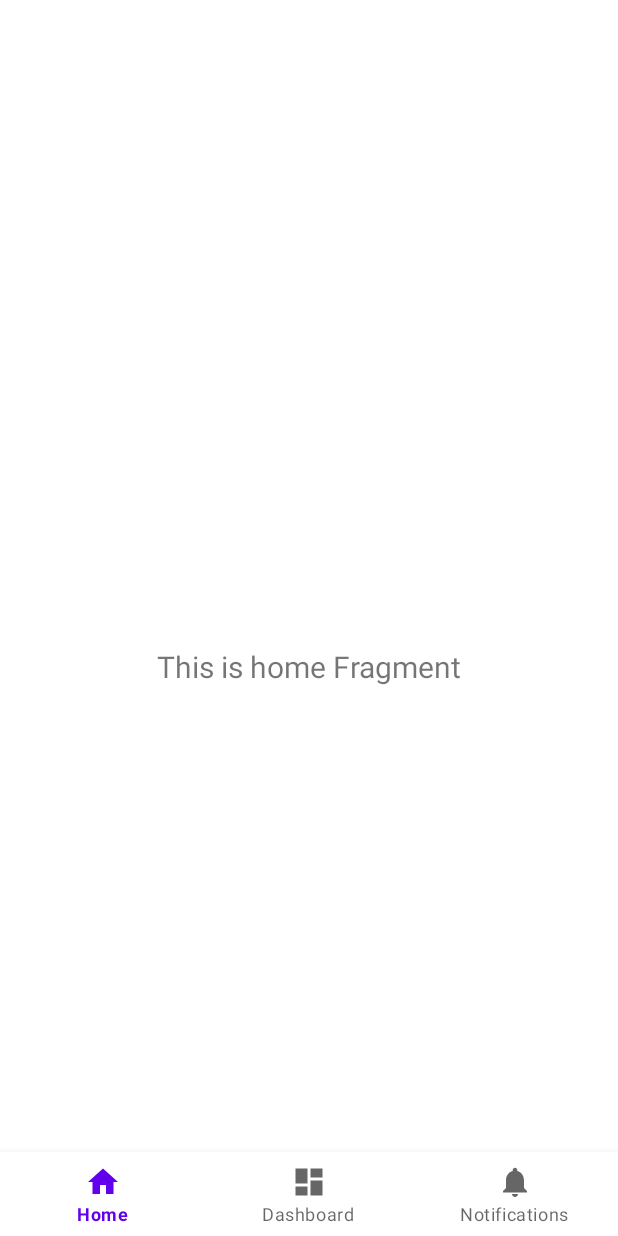
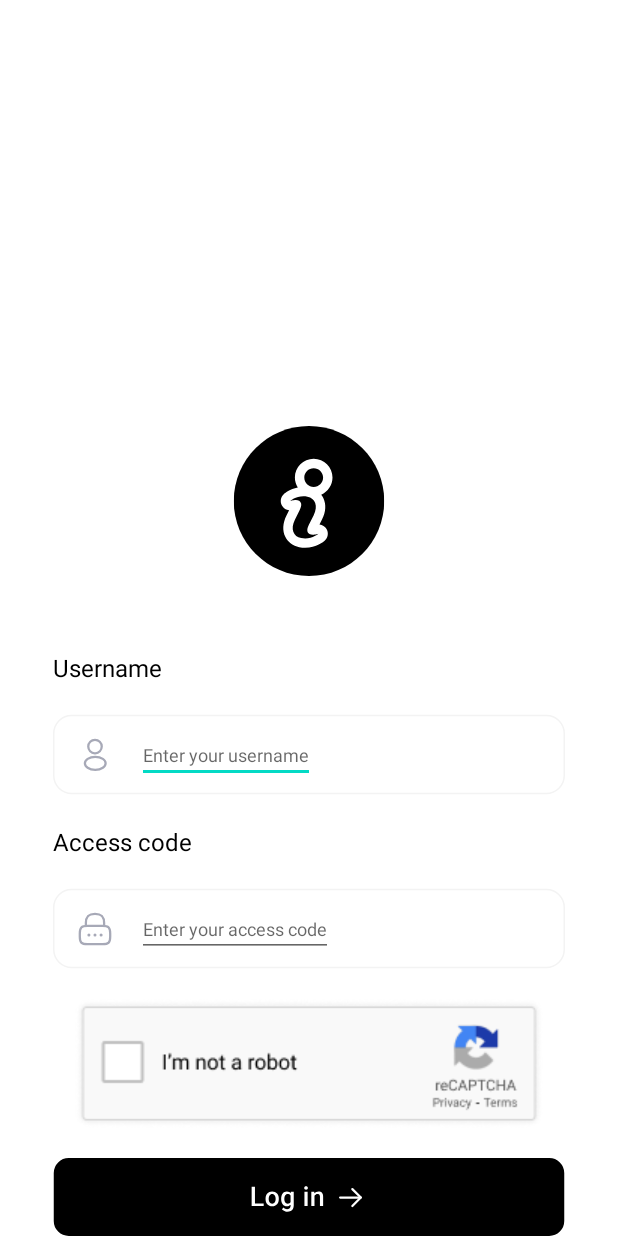
Before and after one commit to vb968/ExampleMyCode, an Android app: the screen it shows after launch (MainActivity before the commit, LoginActivity after it), on a phone screen of 412 x 824 dp. Run offline under Robolectric (Android 15) with nearby library versions, the phone set to English and light mode, and no system bars; our stand-ins replace navigation-ui.

Commit message:
completed login screen

```diff
--- a/app/src/main/AndroidManifest.xml
+++ b/app/src/main/AndroidManifest.xml
@@ -13,6 +13,7 @@
         tools:targetApi="31">
         <activity
             android:name=".ui.main.MainActivity"
+            android:screenOrientation="portrait"
             android:exported="true"
             android:label="@string/app_name">
             <intent-filter>
@@ -21,6 +22,8 @@
                 <category android:name="android.intent.category.LAUNCHER" />
             </intent-filter>
         </activity>
+        <activity android:name="com.b2b.rqst.ui.auth.LoginActivity"
+            android:screenOrientation="portrait"/>
     </application>
 
 </manifest>
--- a/app/src/main/java/com/b2b/rqst/ui/auth/LoginActivity.kt
+++ b/app/src/main/java/com/b2b/rqst/ui/auth/LoginActivity.kt
@@ -1,29 +1,31 @@
 package com.b2b.rqst.ui.auth
 
 import android.os.Bundle
+import android.view.View
 import com.google.android.material.bottomnavigation.BottomNavigationView
 import androidx.appcompat.app.AppCompatActivity
 import androidx.navigation.findNavController
 import androidx.navigation.ui.setupWithNavController
 import com.b2b.rqst.R
+import com.b2b.rqst.databinding.ActivityLoginBinding
 import com.b2b.rqst.databinding.ActivityMainBinding
 
 class LoginActivity : AppCompatActivity() {
 
-    private lateinit var binding: ActivityMainBinding
+    private lateinit var binding: ActivityLoginBinding
 
     override fun onCreate(savedInstanceState: Bundle?) {
         super.onCreate(savedInstanceState)
 
-        binding = ActivityMainBinding.inflate(layoutInflater)
+        binding = ActivityLoginBinding.inflate(layoutInflater)
         setContentView(binding.root)
+        binding.checkboxSwitch.setOnClickListener{
+            if (binding.checkMark.visibility == View.VISIBLE){
+                binding.checkMark.visibility = View.GONE
+            }else{
+                binding.checkMark.visibility = View.VISIBLE
+            }
+        }
 
-        val navView: BottomNavigationView = binding.navView
-
-        val navController = findNavController(R.id.nav_host_fragment_activity_main) // Passing each menu ID as a set of Ids because each
-        // menu should be considered as top level destinations.
-        /*val appBarConfiguration = AppBarConfiguration(setOf(R.id.navigation_home, R.id.navigation_dashboard, R.id.navigation_notifications))
-        setupActionBarWithNavController(navController, appBarConfiguration)*/
-        navView.setupWithNavController(navController)
     }
 }
--- a/app/src/main/java/com/b2b/rqst/ui/main/MainActivity.kt
+++ b/app/src/main/java/com/b2b/rqst/ui/main/MainActivity.kt
@@ -1,5 +1,6 @@
 package com.b2b.rqst.ui.main
 
+import android.content.Intent
 import android.os.Bundle
 import com.google.android.material.bottomnavigation.BottomNavigationView
 import androidx.appcompat.app.AppCompatActivity
@@ -7,6 +8,7 @@ import androidx.navigation.findNavController
 import androidx.navigation.ui.setupWithNavController
 import com.b2b.rqst.R
 import com.b2b.rqst.databinding.ActivityMainBinding
+import com.b2b.rqst.ui.auth.LoginActivity
 
 class MainActivity : AppCompatActivity() {
 
@@ -25,5 +27,9 @@ class MainActivity : AppCompatActivity() {
         /*val appBarConfiguration = AppBarConfiguration(setOf(R.id.navigation_home, R.id.navigation_dashboard, R.id.navigation_notifications))
         setupActionBarWithNavController(navController, appBarConfiguration)*/
         navView.setupWithNavController(navController)
+
+
+        val intent = (Intent(this, LoginActivity()::class.java))
+        startActivity(intent)
     }
 }
--- /dev/null
+++ b/app/src/main/res/drawable/bg_entry_field.xml
@@ -0,0 +1,11 @@
+<vector xmlns:android="http://schemas.android.com/apk/res/android"
+    android:width="341dp"
+    android:height="54dp"
+    android:viewportWidth="341"
+    android:viewportHeight="54">
+  <path
+      android:strokeWidth="1"
+      android:pathData="M12.5,1L328.5,1A12,12 0,0 1,340.5 13L340.5,41A12,12 0,0 1,328.5 53L12.5,53A12,12 0,0 1,0.5 41L0.5,13A12,12 0,0 1,12.5 1z"
+      android:fillColor="#ffffff"
+      android:strokeColor="#F3F3F3"/>
+</vector>
--- a/app/src/main/res/layout/activity_login.xml
+++ b/app/src/main/res/layout/activity_login.xml
@@ -4,30 +4,140 @@
     android:id="@+id/container"
     android:layout_width="match_parent"
     android:layout_height="match_parent"
-    android:paddingTop="?attr/actionBarSize">
-
-    <com.google.android.material.bottomnavigation.BottomNavigationView
-        android:id="@+id/nav_view"
-        android:layout_width="0dp"
+    >
+    <ImageView
+        android:layout_width="wrap_content"
         android:layout_height="wrap_content"
-        android:layout_marginStart="0dp"
-        android:layout_marginEnd="0dp"
-        android:background="?android:attr/windowBackground"
+        android:id="@+id/logotype_i"
+        android:src="@drawable/logotype_i"
+        android:layout_marginBottom="50dp"
+        app:layout_constraintStart_toStartOf="parent"
+        app:layout_constraintEnd_toEndOf="parent"
+        app:layout_constraintBottom_toTopOf="@+id/username"
+        />
+    <TextView
+        android:layout_width="wrap_content"
+        android:layout_height="wrap_content"
+        android:id="@+id/username"
+        android:text="@string/username"
+        android:layout_marginBottom="20dp"
+        android:textSize="16sp"
+        android:textColor="@color/black"
+        app:layout_constraintStart_toStartOf="@+id/bg_entry_field_username"
+        app:layout_constraintBottom_toTopOf="@+id/bg_entry_field_username"
+        />
+    <ImageView
+        android:layout_width="wrap_content"
+        android:layout_height="wrap_content"
+        android:id="@+id/bg_entry_field_username"
+        android:src="@drawable/bg_entry_field"
+        android:layout_marginBottom="20dp"
+        app:layout_constraintStart_toStartOf="parent"
+        app:layout_constraintEnd_toEndOf="parent"
+        app:layout_constraintBottom_toTopOf="@+id/access_code"
+        />
+    <ImageView
+        android:layout_width="wrap_content"
+        android:layout_height="wrap_content"
+        android:id="@+id/ic_profile"
+        android:src="@drawable/ic_profile"
+        android:layout_marginStart="15dp"
+        app:layout_constraintStart_toStartOf="@+id/bg_entry_field_username"
+        app:layout_constraintTop_toTopOf="@+id/bg_entry_field_username"
+        app:layout_constraintBottom_toBottomOf="@+id/bg_entry_field_username"
+        />
+    <EditText
+        android:layout_width="wrap_content"
+        android:layout_height="wrap_content"
+        android:id="@+id/edit_username"
+        android:hint="@string/enter_your_username"
+        android:textSize="12sp"
+        android:layout_marginStart="15dp"
+        app:layout_constraintStart_toEndOf="@+id/ic_profile"
+        app:layout_constraintTop_toTopOf="@+id/bg_entry_field_username"
+        app:layout_constraintBottom_toBottomOf="@+id/bg_entry_field_username"
+        />
+    <TextView
+        android:layout_width="wrap_content"
+        android:layout_height="wrap_content"
+        android:id="@+id/access_code"
+        android:text="@string/access_code"
+        android:textSize="16sp"
+        android:layout_marginBottom="20dp"
+        android:textColor="@color/black"
+        app:layout_constraintStart_toStartOf="@+id/bg_entry_field_code"
+        app:layout_constraintBottom_toTopOf="@+id/bg_entry_field_code"
+        />
+    <ImageView
+        android:layout_width="wrap_content"
+        android:layout_height="wrap_content"
+        android:id="@+id/bg_entry_field_code"
+        android:src="@drawable/bg_entry_field"
+        android:layout_marginBottom="20dp"
+        app:layout_constraintStart_toStartOf="parent"
+        app:layout_constraintEnd_toEndOf="parent"
+        app:layout_constraintBottom_toTopOf="@+id/captcha"
+        />
+    <ImageView
+        android:layout_width="wrap_content"
+        android:layout_height="wrap_content"
+        android:id="@+id/ic_lock"
+        android:src="@drawable/ic_lock"
+        android:layout_marginStart="15dp"
+        app:layout_constraintStart_toStartOf="@+id/bg_entry_field_code"
+        app:layout_constraintTop_toTopOf="@+id/bg_entry_field_code"
+        app:layout_constraintBottom_toBottomOf="@+id/bg_entry_field_code"
+        />
+    <EditText
+        android:layout_width="wrap_content"
+        android:layout_height="wrap_content"
+        android:id="@+id/edit_code"
+        android:hint="@string/enter_your_access_code"
+        android:textSize="12sp"
+        android:layout_marginStart="15dp"
+        app:layout_constraintStart_toEndOf="@+id/ic_lock"
+        app:layout_constraintTop_toTopOf="@+id/bg_entry_field_code"
+        app:layout_constraintBottom_toBottomOf="@+id/bg_entry_field_code"
+        />
+    <ImageView
+        android:layout_width="wrap_content"
+        android:layout_height="wrap_content"
+        android:id="@+id/captcha"
+        android:src="@drawable/captcha"
+        android:layout_marginBottom="20dp"
+        app:layout_constraintStart_toStartOf="parent"
+        app:layout_constraintEnd_toEndOf="parent"
+        app:layout_constraintBottom_toTopOf="@+id/button_login"
+        />
+    <ImageView
+        android:layout_width="25dp"
+        android:layout_height="25dp"
+        android:id="@+id/check_mark"
+        android:visibility="gone"
+        android:src="@drawable/check_mark"
+        android:layout_marginStart="20dp"
+        app:layout_constraintStart_toStartOf="@+id/captcha"
+        app:layout_constraintTop_toTopOf="@+id/captcha"
+        app:layout_constraintBottom_toBottomOf="@+id/captcha"
+        />
+    <View
+        android:layout_width="40dp"
+        android:layout_height="40dp"
+        android:id="@+id/checkbox_switch"
+        android:background="@android:color/transparent"
+        android:layout_marginStart="15dp"
+        app:layout_constraintStart_toStartOf="@+id/captcha"
+        app:layout_constraintTop_toTopOf="@+id/captcha"
+        app:layout_constraintBottom_toBottomOf="@+id/captcha"
+        />
+    <ImageView
+        android:layout_width="wrap_content"
+        android:layout_height="wrap_content"
+        android:id="@+id/button_login"
+        android:src="@drawable/button_login"
+        app:layout_constraintStart_toStartOf="parent"
+        app:layout_constraintEnd_toEndOf="parent"
         app:layout_constraintBottom_toBottomOf="parent"
-        app:layout_constraintLeft_toLeftOf="parent"
-        app:layout_constraintRight_toRightOf="parent"
-        app:menu="@menu/bottom_nav_menu" />
-
-    <fragment
-        android:id="@+id/nav_host_fragment_activity_main"
-        android:name="androidx.navigation.fragment.NavHostFragment"
-        android:layout_width="match_parent"
-        android:layout_height="match_parent"
-        app:defaultNavHost="true"
-        app:layout_constraintBottom_toTopOf="@id/nav_view"
-        app:layout_constraintLeft_toLeftOf="parent"
-        app:layout_constraintRight_toRightOf="parent"
-        app:layout_constraintTop_toTopOf="parent"
-        app:navGraph="@navigation/mobile_navigation" />
+        />
 
 </androidx.constraintlayout.widget.ConstraintLayout>
--- a/app/src/main/res/values/strings.xml
+++ b/app/src/main/res/values/strings.xml
@@ -3,4 +3,8 @@
     <string name="title_home">Home</string>
     <string name="title_dashboard">Dashboard</string>
     <string name="title_notifications">Notifications</string>
+    <string name="username">Username</string>
+    <string name="access_code">Access code</string>
+    <string name="enter_your_access_code">Enter your access code</string>
+    <string name="enter_your_username">Enter your username</string>
 </resources>
```
Also changed, not shown: app/src/main/res/drawable/check_mark.png (added).
